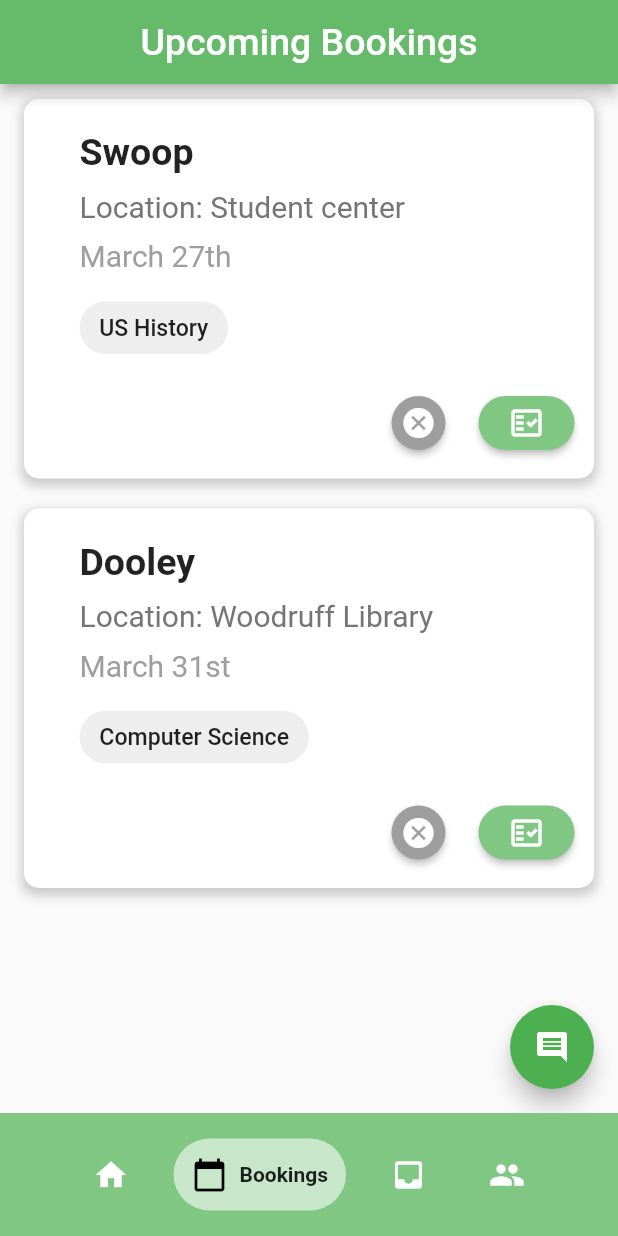
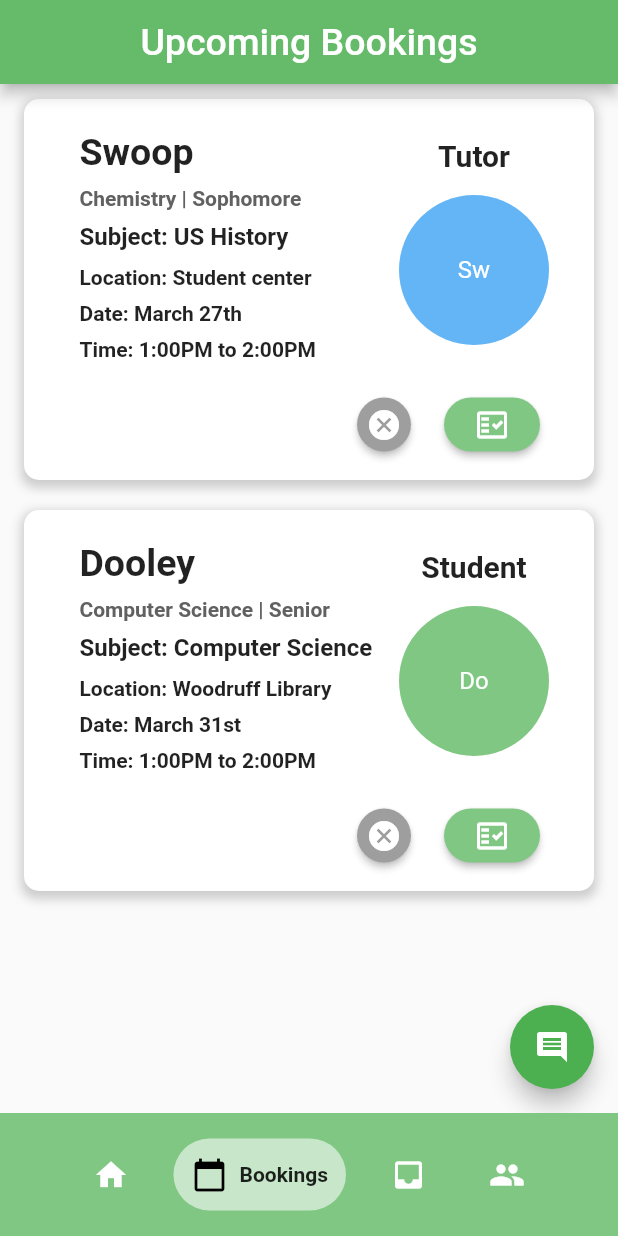
Before and after one commit to tonychengu/project_tutorial, a Flutter app: the screen it shows once a user with an empty profile is signed in, item 2 of the bottom bar chosen, on a phone screen of 412 x 824 dp. Run offline on Flutter 3.47's test engine with Material 2 defaults, Android fonts, the phone set to English and light mode, and no system bars; drawn by our look-alikes of google_nav_bar; our stand-ins replace cloud_firestore, firebase_auth, firebase_core, firebase_storage, flutter_local_notifications, image_picker and 2 more; missing offline and left inert: controller, path_provider_android, path_provider_ios, path_provider_windows, time_range_picker; accounts and stored records are empty.

Commit message:
update branch

```diff
--- a/lib/page/profile_page.dart
+++ b/lib/page/profile_page.dart
@@ -50,16 +50,19 @@ class _ProfilePageState extends State<ProfilePage> {
               taught: user.getNumTaught()), // build ratings and courses taught
           const SizedBox(height: 48),
           buildAbout(user),
-          const SizedBox(height: 96),
-          ElevatedButton(
+          const SizedBox(height: 48),
+          ButtonBar(alignment: MainAxisAlignment.center, children: <Widget>[
+            (ElevatedButton(
                 onPressed: () async {
                   await Navigator.of(context).push(MaterialPageRoute(
                     builder: (context) => EditCalenderPage(),
                   ));
                   setState(() {});
                 },
-              child: Text("Edit Calender")),
-          const SizedBox(height: 24),
+                style: ElevatedButton.styleFrom(shape: StadiumBorder()),
+                child: Text("Edit Calender"))),
+          ]),
+          const SizedBox(height: 20),
           ButtonBar(
             alignment: MainAxisAlignment.center,
             children: [
--- a/lib/page/upcoming_bookings_page.dart
+++ b/lib/page/upcoming_bookings_page.dart
@@ -10,16 +10,26 @@ class upcoming_events_tmp {
   final String location;
   final String courses;
   final int Status;
+  final String major;
+  final String year;
+  final bool isTutor;
   // 0 is upcoming, 1 is ongoing, 2 is finished, 3 is commented
   final String Comment;
+  final String startTime;
+  final String endTime;
 
   upcoming_events_tmp({
+    required this.isTutor,
     required this.name,
     required this.time,
     required this.location,
     required this.courses,
     required this.Status,
     required this.Comment,
+    required this.startTime,
+    required this.endTime,
+    required this.major,
+    required this.year,
   });
 }
 
@@ -56,21 +66,29 @@ class _CurrentBookingPageState extends State<CurrentBookingPage> {
 
   List<upcoming_events_tmp> _events = [
     upcoming_events_tmp(
+        isTutor: true,
         name: 'Swoop',
         time: 'March 27th',
         location: 'Student center',
         courses: 'US History',
         Status: 0,
         Comment: '',
-    ),
+        major: 'Chemistry',
+        year: 'Sophomore',
+        startTime: '1:00PM',
+        endTime: '2:00PM'),
     upcoming_events_tmp(
+        isTutor: false,
         name: 'Dooley',
         time: 'March 31st',
         location: 'Woodruff Library',
         courses: 'Computer Science',
         Status: 0,
         Comment: '',
-    )
+        major: 'Computer Science',
+        year: 'Senior',
+        startTime: '1:00PM',
+        endTime: '2:00PM'),
   ];
 
   Widget build(BuildContext context) {
@@ -101,9 +119,11 @@ class _CurrentBookingPageState extends State<CurrentBookingPage> {
                 ],
               ),
               child: Container(
-                padding:
-                    const EdgeInsets.symmetric(vertical: 5.0, horizontal: 5.0),
-                child: Row(
+                  padding: const EdgeInsets.symmetric(
+                      vertical: 5.0, horizontal: 5.0),
+                  child: Column(
+                    children: <Widget>[
+                      Row(
                         crossAxisAlignment: CrossAxisAlignment.start,
                         children: [
                           Padding(
@@ -115,47 +135,98 @@ class _CurrentBookingPageState extends State<CurrentBookingPage> {
                               children: [
                                 SizedBox(height: 16),
                                 Text(
-                            event.name,
+                                  '${event.name}',
                                   style: TextStyle(
                                     fontSize: 25,
                                     fontWeight: FontWeight.bold,
                                   ),
                                 ),
+                                SizedBox(height: 8),
+                                Text(
+                                  '${event.major} | ${event.year}',
+                                  style: TextStyle(
+                                    fontSize: 14,
+                                    fontWeight: FontWeight.bold,
+                                    color: Colors.grey.shade700,
+                                  ),
+                                ),
+                                SizedBox(height: 8),
+                                Text('Subject: ${event.courses}',
+                                    style: TextStyle(
+                                      fontSize: 16,
+                                      fontWeight: FontWeight.bold,
+                                    )),
                                 SizedBox(height: 10),
                                 Text(
                                   'Location: ${event.location}',
                                   style: TextStyle(
-                              fontSize: 20,
-                              color: Colors.grey.shade600,
+                                    fontSize: 14,
+                                    fontWeight: FontWeight.bold,
                                   ),
                                 ),
+                                SizedBox(height: 8),
+                                Text('Date: ${event.time}',
+                                    style: TextStyle(
+                                      fontSize: 14,
+                                      fontWeight: FontWeight.bold,
+                                    )),
+                                SizedBox(height: 8),
+                                Text(
+                                    'Time: ${event.startTime} to ${event.endTime}',
+                                    style: TextStyle(
+                                      fontSize: 14,
+                                      fontWeight: FontWeight.bold,
+                                    )),
                                 SizedBox(height: 10),
+                                // Transform(
+                                //   transform: Matrix4.identity()..scale(1.1),
+                                //   child: Chip(
+                                //     label: Text(
+                                //       event.courses,
+                                //     ),
+                                //     backgroundColor: Colors.grey[200],
+                                //   ),
+                                // ),
+                                // SizedBox(height: 10),
+                              ],
+                            ),
+                          ),
+                          Column(
+                            crossAxisAlignment: CrossAxisAlignment.center,
+                            children: [
+                              SizedBox(height: 21),
                               Text(
-                            event.time,
+                                '${getType(event)}',
                                 style: TextStyle(
                                   fontSize: 20,
-                              color: Colors.grey,
+                                  fontWeight: FontWeight.bold,
                                 ),
                               ),
-                          SizedBox(height: 10),
-                          Transform(
-                            transform: Matrix4.identity()..scale(1.1),
-                            child: Chip(
-                              label: Text(
-                                event.courses,
-                              ),
-                              backgroundColor: Colors.grey[200],
+                              SizedBox(height: 15),
+                              CircleAvatar(
+                                radius: 50,
+                                //put image from backend
+                                backgroundColor: event.isTutor
+                                    ? Colors.blue.shade300
+                                    : Colors.green.shade300,
+                                foregroundColor: Colors.white,
+                                child: Text(
+                                  event.name.substring(0, 2),
                                 ),
                               ),
-                          SizedBox(height: 10),
+                              const SizedBox(height: 10),
+                            ],
+                          ),
+                          SizedBox(width: 25),
+                        ],
+                      ),
                       ButtonBar(
                         alignment: MainAxisAlignment.end,
                         children: <Widget>[
                           ElevatedButton(
                               onPressed: () async {
                                 final reason = await CancelDialog();
-                                    if (reason == null || reason.isEmpty)
-                                      return;
+                                if (reason == null || reason.isEmpty) return;
                                 setState(() => this.Comment = reason);
                               },
                               style: ElevatedButton.styleFrom(
@@ -174,14 +245,11 @@ class _CurrentBookingPageState extends State<CurrentBookingPage> {
                                 padding: EdgeInsets.all(1),
                               ),
                               child: const Icon(Icons.fact_check_outlined)),
-                            ],
-                          )
+                          SizedBox(width: 15)
                         ],
                       ),
-                    ),
                     ],
-                ),
-              ),
+                  )),
             ),
           );
         },
@@ -244,3 +312,11 @@ class _CurrentBookingPageState extends State<CurrentBookingPage> {
             ]),
       );
 }
+
+String getType(upcoming_events_tmp event) {
+  if (event.isTutor) {
+    return 'Tutor';
+  } else {
+    return 'Student';
+  }
+}
```
Also changed, not shown: lib/page/booking_page.dart (+0 -29 lines), pubspec.lock, 1 other file. Lines whose indentation alone changed are shown as unchanged.
